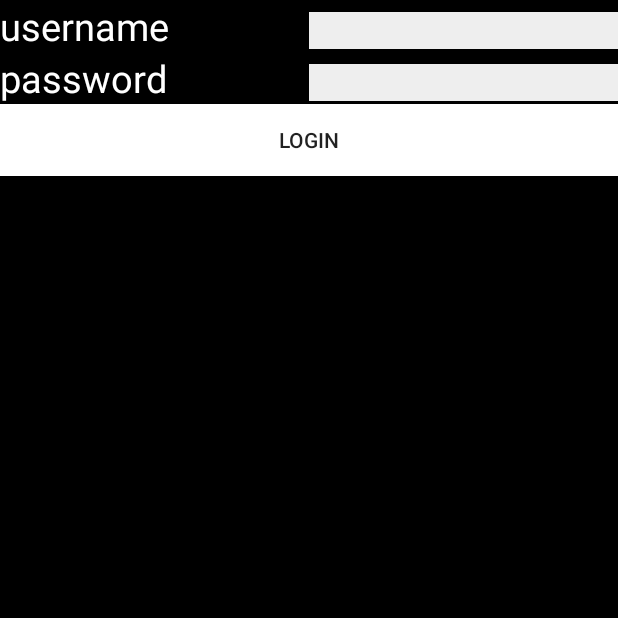
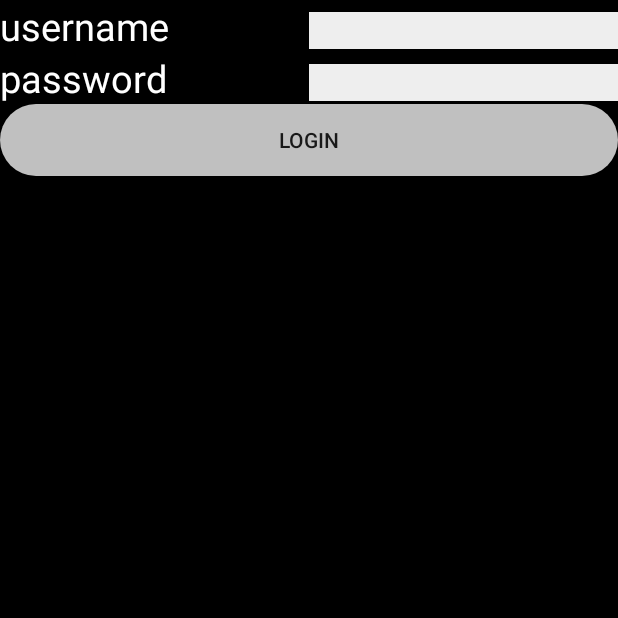
Before and after one commit to mmsamiei/keeps, an Android app: the screen it shows after launch (LoginActivity), on a phone screen of 412 x 824 dp, the top half of it. Run offline under Robolectric (Android 15) with nearby library versions, the phone set to English and light mode, and no system bars.

Commit message:
now when color is selected background changes too

```diff
--- a/app/src/main/java/com/mmsamiei/keeps/NoteListAdapter.java
+++ b/app/src/main/java/com/mmsamiei/keeps/NoteListAdapter.java
@@ -38,10 +38,7 @@
                 .getSystemService(Context.LAYOUT_INFLATER_SERVICE);
 
         View root=inflater.inflate(R.layout.note_list_item,null,false);
-        if(position%2==0)
-            root.setBackgroundColor(data.get(position).color);
-        else
-            root.setBackgroundColor(data.get(position).color);
+        root.setBackgroundColor(data.get(position).color);
         TextView desc = (TextView) root.findViewById(R.id.description);
         TextView title = (TextView) root.findViewById(R.id.title_txt);
 
--- /dev/null
+++ b/app/src/main/res/drawable/drawable_button_background.xml
@@ -0,0 +1,15 @@
+<?xml version="1.0" encoding="utf-8"?>
+<selector xmlns:android="http://schemas.android.com/apk/res/android">
+    <item android:state_pressed="false">
+        <shape>
+            <corners android:radius="50dp"></corners>
+            <solid android:color="@color/silver"></solid>
+        </shape>
+    </item>
+    <item android:state_pressed="true">
+        <shape>
+            <corners android:radius="50dp"></corners>
+            <solid android:color="@color/gray"></solid>
+        </shape>
+    </item>
+</selector>
--- a/app/src/main/res/layout/ac_login.xml
+++ b/app/src/main/res/layout/ac_login.xml
@@ -52,6 +52,6 @@
         android:layout_height="wrap_content"
         android:text="Login"
         android:id="@+id/login_btn"
-        android:background="@color/white"
+        android:background="@drawable/drawable_button_background"
         android:layout_gravity="center_horizontal" />
 </LinearLayout>
--- a/app/src/main/res/layout/ac_main.xml
+++ b/app/src/main/res/layout/ac_main.xml
@@ -18,7 +18,7 @@
         android:layout_width="match_parent"
         android:layout_height="wrap_content"
         android:text="یادداشت جدید"
-        android:background="@color/white"
+        android:background="@drawable/drawable_button_background"
         android:textSize="30sp"/>
 
     <ListView
--- a/app/src/main/res/layout/ac_note.xml
+++ b/app/src/main/res/layout/ac_note.xml
@@ -3,7 +3,8 @@
     android:layout_width="match_parent"
     android:layout_height="match_parent"
     android:background="#fafafa"
-    android:orientation="vertical">
+    android:orientation="vertical"
+    android:id="@+id/note_root_view">
 
     <RelativeLayout
         android:layout_width="match_parent"
```
Also changed, not shown: app/src/main/java/com/mmsamiei/keeps/NoteActivity.java (+8 -1 lines).
